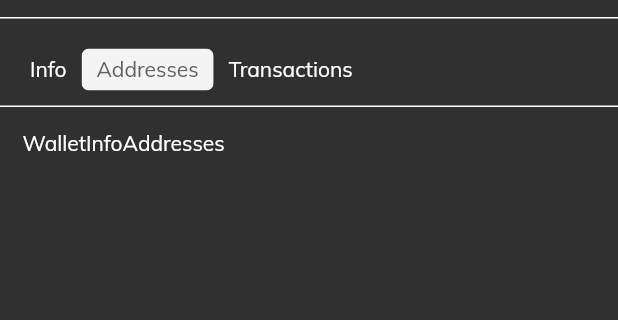
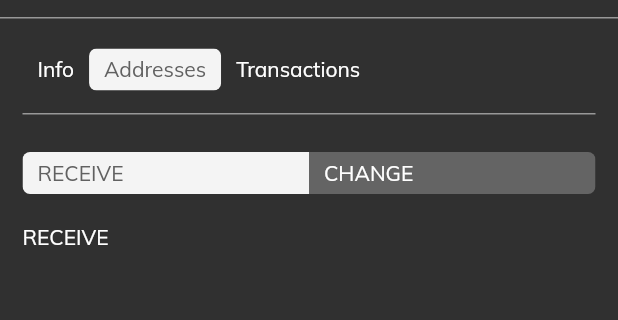
Before and after one commit to cryptoadvance/specter-mobile, a Flutter app: the WalletInfoView screen opened by its route, after a tap on "Addresses", on a phone screen of 412 x 824 dp, the part 70-390 px from its top. Run offline on Flutter 3.47's test engine with Material 2 defaults, Android fonts, the phone set to English and light mode, and no system bars; our stand-ins replace flutter_svg, get; missing offline and left inert: dart:ffi.

Commit message:
Account details tab

```diff
--- /dev/null
+++ b/lib/app/modules/wallets/walletInfo/controllers/wallet_info_addresses_controller.dart
@@ -0,0 +1,35 @@
+import 'package:get/get.dart';
+
+enum WALLET_INFO_ADDRESSES_TAB {
+  RECEIVE,
+  CHANGE
+}
+
+class WalletInfoAddressesController extends GetxController {
+  var currentTab = WALLET_INFO_ADDRESSES_TAB.RECEIVE.obs;
+
+  @override
+  void onInit() {
+    super.onInit();
+  }
+
+  @override
+  void onReady() {
+    super.onReady();
+  }
+
+  @override
+  void onClose() {}
+
+  void setCurrentTab(String key) {
+    var val = getTabKey(key);
+    currentTab.value = val!;
+  }
+
+  WALLET_INFO_ADDRESSES_TAB? getTabKey(String key) {
+    switch(key) {
+      case 'WALLET_INFO_ADDRESSES_TAB.RECEIVE': return WALLET_INFO_ADDRESSES_TAB.RECEIVE;
+      case 'WALLET_INFO_ADDRESSES_TAB.CHANGE': return WALLET_INFO_ADDRESSES_TAB.CHANGE;
+    }
+  }
+}
--- /dev/null
+++ b/lib/app/modules/wallets/walletInfo/controllers/wallet_info_details_controller.dart
@@ -0,0 +1,32 @@
+import 'package:get/get.dart';
+
+class WalletInfoDetailsNode {
+  String name;
+  String value;
+  WalletInfoDetailsNode(this.name, this.value);
+}
+
+class WalletInfoDetailsController extends GetxController {
+  final List<WalletInfoDetailsNode> list = [
+    WalletInfoDetailsNode('Net', 'Mainnet'),
+    WalletInfoDetailsNode('Type', 'Single key'),
+    WalletInfoDetailsNode('Format', 'Native Segwit'),
+    WalletInfoDetailsNode('Derivation', "84h’/1’/0"),
+    WalletInfoDetailsNode('Fingerprint', "1234abcd"),
+    WalletInfoDetailsNode('Balance', "0.123 BTC"),
+    WalletInfoDetailsNode('Balance, fiat', "4’182 USD")
+  ];
+
+  @override
+  void onInit() {
+    super.onInit();
+  }
+
+  @override
+  void onReady() {
+    super.onReady();
+  }
+
+  @override
+  void onClose() {}
+}
--- /dev/null
+++ b/lib/app/modules/wallets/walletInfo/views/wallet_info_addresses_view.dart
@@ -0,0 +1,52 @@
+import 'package:flutter/material.dart';
+import 'package:get/get.dart';
+import 'package:specter_mobile/app/modules/wallets/walletInfo/controllers/wallet_info_addresses_controller.dart';
+import 'package:specter_mobile/app/widgets/LightTab.dart';
+
+class WalletInfoAddressesView extends GetView<WalletInfoAddressesController> {
+  final WalletInfoAddressesController controller = Get.put(WalletInfoAddressesController());
+
+  @override
+  Widget build(BuildContext context) {
+    return getContent();
+  }
+
+  Widget getContent() {
+    return Obx(() => Container(
+        child: Column(
+            mainAxisAlignment: MainAxisAlignment.start,
+            crossAxisAlignment: CrossAxisAlignment.start,
+            children: [
+              LightTab(
+                view: LightTabView.TOGGLE,
+                tabs: [
+                  LightTabNode('RECEIVE', key: WALLET_INFO_ADDRESSES_TAB.RECEIVE.toString()),
+                  LightTabNode('CHANGE', key: WALLET_INFO_ADDRESSES_TAB.CHANGE.toString())
+                ],
+                tabKey: controller.currentTab.toString(),
+                onSelect: (String key) {
+                  controller.setCurrentTab(key);
+                }
+              ),
+              Expanded(
+                child: Container(
+                  padding: EdgeInsets.only(top: 20),
+                  child: getTabContent()
+                )
+              )
+            ]
+        )
+    ));
+  }
+
+  Widget getTabContent() {
+    switch(controller.currentTab.value) {
+      case WALLET_INFO_ADDRESSES_TAB.RECEIVE: {
+        return Text('RECEIVE');
+      }
+      case WALLET_INFO_ADDRESSES_TAB.CHANGE: {
+        return Text('CHANGE');
+      }
+    }
+  }
+}
--- /dev/null
+++ b/lib/app/modules/wallets/walletInfo/views/wallet_info_details_view.dart
@@ -0,0 +1,43 @@
+import 'package:flutter/material.dart';
+import 'package:get/get.dart';
+import 'package:specter_mobile/app/modules/wallets/walletInfo/controllers/wallet_info_details_controller.dart';
+
+class WalletInfoDetailsView extends GetView<WalletInfoDetailsController> {
+  final WalletInfoDetailsController controller = Get.put(WalletInfoDetailsController());
+
+  @override
+  Widget build(BuildContext context) {
+    List<Widget> rows = [];
+    controller.list.forEach((node) {
+      rows.add(Container(
+        margin: EdgeInsets.only(top: rows.isEmpty?0:5),
+        child: WalletInfoDetailsItem(node)
+      ));
+    });
+
+    return Column(
+      children: rows
+    );
+  }
+}
+
+class WalletInfoDetailsItem extends StatelessWidget {
+  final WalletInfoDetailsNode node;
+  WalletInfoDetailsItem(this.node);
+
+  @override
+  Widget build(BuildContext context) {
+    return Row(
+      crossAxisAlignment: CrossAxisAlignment.start,
+      mainAxisAlignment: MainAxisAlignment.spaceBetween,
+      children: [
+        Container(
+          child: Text(node.name),
+        ),
+        Container(
+          child: Text(node.value)
+        )
+      ]
+    );
+  }
+}
--- a/lib/app/modules/wallets/walletInfo/views/wallet_info_view.dart
+++ b/lib/app/modules/wallets/walletInfo/views/wallet_info_view.dart
@@ -3,8 +3,8 @@ import 'package:flutter/material.dart';
 import 'package:flutter_svg/svg.dart';
 
 import 'package:get/get.dart';
-import 'package:specter_mobile/app/modules/wallets/walletInfo/widgets/WalletInfoAddresses.dart';
-import 'package:specter_mobile/app/modules/wallets/walletInfo/widgets/WalletInfoDetails.dart';
+import 'package:specter_mobile/app/modules/wallets/walletInfo/views/wallet_info_addresses_view.dart';
+import 'package:specter_mobile/app/modules/wallets/walletInfo/views/wallet_info_details_view.dart';
 import 'package:specter_mobile/app/modules/wallets/walletInfo/widgets/WalletInfoTransactions.dart';
 import 'package:specter_mobile/app/widgets/LightTab.dart';
 
@@ -36,7 +36,7 @@ class WalletInfoView extends GetView<WalletInfoController> {
     return Container(
       decoration: BoxDecoration(
         border: Border(
-          bottom: BorderSide(width: 1.0, color: Colors.white)
+          bottom: BorderSide(width: 1.0, color: Colors.white.withOpacity(0.5))
         )
       ),
       child: Row(
@@ -113,7 +113,9 @@ class WalletInfoView extends GetView<WalletInfoController> {
         mainAxisAlignment: MainAxisAlignment.start,
         crossAxisAlignment: CrossAxisAlignment.start,
         children: [
-          LightTab(
+          Container(
+            padding: EdgeInsets.symmetric(horizontal: 15, vertical: 10),
+            child: LightTab(
               tabs: [
                 LightTabNode('Info', key: WALLET_INFO_TAB.INFO.toString()),
                 LightTabNode('Addresses', key: WALLET_INFO_TAB.ADDRESSES.toString()),
@@ -123,6 +125,7 @@ class WalletInfoView extends GetView<WalletInfoController> {
               onSelect: (String key) {
                 controller.setCurrentTab(key);
               }
+            ),
           ),
           Expanded(
             child: Container(
@@ -138,10 +141,10 @@ class WalletInfoView extends GetView<WalletInfoController> {
   Widget getTabContent() {
     switch(controller.currentTab.value) {
       case WALLET_INFO_TAB.INFO: {
-        return WalletInfoDetails();
+        return WalletInfoDetailsView();
       }
       case WALLET_INFO_TAB.ADDRESSES:
-        return WalletInfoAddresses();
+        return WalletInfoAddressesView();
       case WALLET_INFO_TAB.TRANSACTIONS:
         return WalletInfoTransactions();
     }
--- a/lib/app/modules/wallets/walletInfo/widgets/WalletInfoAddresses.dart
+++ /dev/null
@@ -1,8 +0,0 @@
-import 'package:flutter/material.dart';
-
-class WalletInfoAddresses extends StatelessWidget {
-  @override
-  Widget build(BuildContext context) {
-    return Text('WalletInfoAddresses');
-  }
-}
--- a/lib/app/modules/wallets/walletInfo/widgets/WalletInfoDetails.dart
+++ /dev/null
@@ -1,8 +0,0 @@
-import 'package:flutter/material.dart';
-
-class WalletInfoDetails extends StatelessWidget {
-  @override
-  Widget build(BuildContext context) {
-    return Text('WalletInfoDetails');
-  }
-}
--- a/lib/app/widgets/LightTab.dart
+++ b/lib/app/widgets/LightTab.dart
@@ -1,4 +1,9 @@
 import 'package:flutter/material.dart';
+
+enum LightTabView {
+  TABS,
+  TOGGLE
+}
 
 class LightTabNode {
   String title;
@@ -8,31 +13,55 @@ class LightTabNode {
 }
 
 class LightTab extends StatelessWidget {
+  final LightTabView view;
   final List<LightTabNode> tabs;
   final String tabKey;
   final Function(String key) onSelect;
 
-  LightTab({required this.tabs, required this.tabKey, required this.onSelect});
+  LightTab({
+    this.view = LightTabView.TABS,
+    required this.tabs,
+    required this.tabKey,
+    required this.onSelect
+  });
 
   @override
   Widget build(BuildContext context) {
     List<Widget> rows = [];
     tabs.forEach((LightTabNode item) {
-      rows.add(LightTabItem(
+      if (this.view == LightTabView.TABS) {
+        rows.add(LightTabItemTabView(
           item: item,
           isActive: (item.key == tabKey),
           onSelect: onSelect
-      ));
+        ));
+      } else {
+        rows.add(Expanded(
+          child: LightTabItemToggleView(
+            item: item,
+            isActive: (item.key == tabKey),
+            isFirst: rows.isEmpty,
+            isLast: rows.length == tabs.length - 1,
+            onSelect: onSelect
+          )
+        ));
+      }
     });
 
     return Container(
       width: double.infinity,
+      padding: EdgeInsets.only(
+        bottom: (view == LightTabView.TABS)?15:0
+      ),
       decoration: BoxDecoration(
         border: Border(
-          bottom: BorderSide(width: 1.0, color: Colors.white),
+          bottom: (view == LightTabView.TABS)?(
+            BorderSide(width: 1.0, color: Colors.white.withOpacity(0.5))
+          ):(
+            BorderSide.none
+          )
         )
       ),
-      padding: EdgeInsets.symmetric(vertical: 10, horizontal: 10),
       child: Row(
         mainAxisSize: MainAxisSize.min,
         mainAxisAlignment: MainAxisAlignment.start,
@@ -43,12 +72,16 @@ class LightTab extends StatelessWidget {
   }
 }
 
-class LightTabItem extends StatelessWidget {
+class LightTabItemTabView extends StatelessWidget {
   final LightTabNode item;
   final bool isActive;
   final Function(String key) onSelect;
 
-  LightTabItem({required this.item, required this.isActive, required this.onSelect});
+  LightTabItemTabView({
+    required this.item,
+    required this.isActive,
+    required this.onSelect
+  });
 
   @override
   Widget build(BuildContext context) {
@@ -64,8 +97,48 @@ class LightTabItem extends StatelessWidget {
           ),
           padding: EdgeInsets.symmetric(horizontal: 10, vertical: 5),
           child: Text(item.title, style: TextStyle(color: isActive?Colors.grey[700]:Colors.white))
-        ),
-      ),
+        )
+      )
     );
   }
 }
+
+class LightTabItemToggleView extends StatelessWidget {
+  final LightTabNode item;
+  final bool isActive, isFirst, isLast;
+  final Function(String key) onSelect;
+
+  LightTabItemToggleView({
+    required this.item,
+    required this.isActive,
+    required this.isFirst,
+    required this.isLast,
+    required this.onSelect
+  });
+
+  @override
+  Widget build(BuildContext context) {
+    Radius radius = Radius.circular(5);
+
+    return InkWell(
+      onTap: () {
+        onSelect(item.key);
+      },
+      child: ClipRRect(
+        borderRadius: BorderRadius.only(
+          topLeft: isFirst?radius:Radius.zero,
+          bottomLeft: isFirst?radius:Radius.zero,
+          topRight: isLast?radius:Radius.zero,
+          bottomRight: isLast?radius:Radius.zero
+        ),
+        child: Container(
+          decoration: BoxDecoration(
+            color: isActive?Colors.white.withOpacity(0.95):Colors.white.withOpacity(0.25)
+          ),
+          padding: EdgeInsets.symmetric(horizontal: 10, vertical: 5),
+          child: Text(item.title, style: TextStyle(color: isActive?Colors.grey[700]:Colors.white))
+        )
+      )
+    );
+  }
+}
```
Lines whose indentation alone changed are shown as unchanged.
